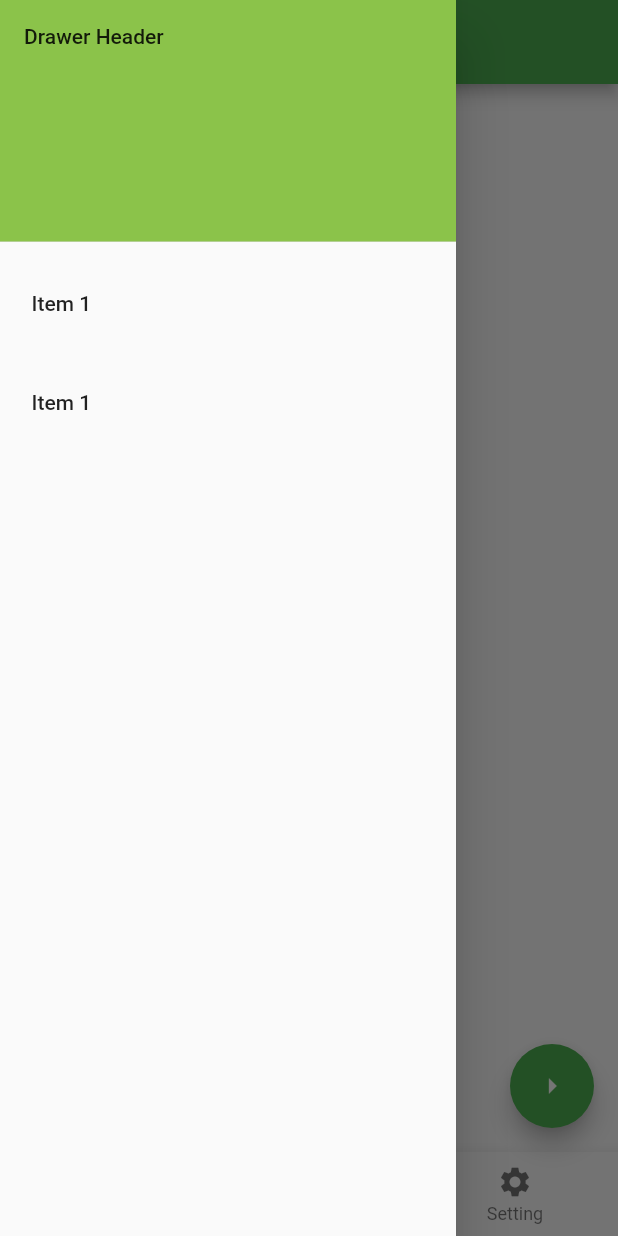
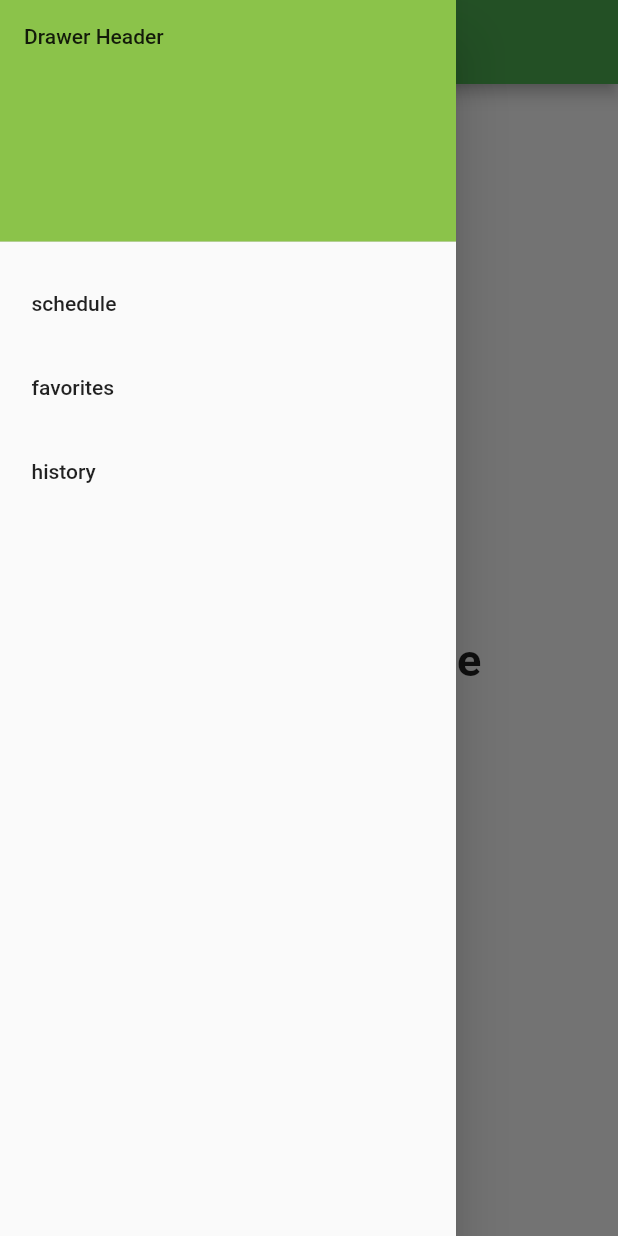
Before and after one commit to wakabayashiryo/anime_manage_app, a Flutter app: the screen it shows after launch, with the side drawer open, on a phone screen of 412 x 824 dp. Run offline on Flutter 3.47's test engine with Material 2 defaults, Android fonts, the phone set to English and light mode, and no system bars.

Commit message:
successfull implementing drawer page

```diff
--- a/anime_manage_app/lib/favorites.dart
+++ b/anime_manage_app/lib/favorites.dart
@@ -0,0 +1,21 @@
+import 'package:flutter/material.dart';
+
+class Favorites extends StatefulWidget {
+  @override
+  _FavoritesState createState() => _FavoritesState();
+}
+
+class _FavoritesState extends State<Favorites> {
+  @override
+  Widget build(BuildContext context) {
+    return Scaffold(
+      body:Center(
+        child: Text(
+          'Favorites',
+          textAlign: TextAlign.center,
+          style: TextStyle(fontSize: 30, fontWeight: FontWeight.bold),
+        ),
+      ),
+    );
+  }
+}
--- a/anime_manage_app/lib/main.dart
+++ b/anime_manage_app/lib/main.dart
@@ -1,9 +1,17 @@
 import 'package:flutter/material.dart';
 import 'history.dart';
+import 'favorites.dart';
+import 'weekly_schedule.dart';
 
 void main() => runApp(MyApp());
 
 class MyApp extends StatelessWidget {
+  final Map<String, Widget> _pagesList = {
+    'schedule': Schedule(),
+    'favorites': Favorites(),
+    'history': ViewdHistory()
+  };
+
   @override
   Widget build(BuildContext context) {
     return MaterialApp(
@@ -11,57 +19,37 @@ class MyApp extends StatelessWidget {
         theme: ThemeData(
           primarySwatch: Colors.green,
         ),
-      debugShowCheckedModeBanner :true,
-      home: MyHomePage(title: 'Ani Mane(beta)'),
-    );
+        debugShowCheckedModeBanner: true,
+        home: MyHomePage(pages: _pagesList));
   }
 }
 
 class MyHomePage extends StatefulWidget {
-  MyHomePage({Key key, this.title}) : super(key: key);
+  MyHomePage({Key key, this.pages}) : super(key: key);
 
-  final String title;
+  final Map<String, Widget> pages;
 
   @override
   _MyHomePageState createState() => _MyHomePageState();
 }
 
 class _MyHomePageState extends State<MyHomePage> {
-  int _counter = 2000;
+  Widget _showPage;
+  List<String> _pageKeyList = [];
 
-  void _incrementCounter() {
-    setState(() {
-      if (_selectedIndex < 2)
-        _selectedIndex = _selectedIndex + 1;
-      else
-        _selectedIndex = 0;
-    });
+  @override
+  void initState() {
+    // TODO: implement initState
+    _showPage = widget.pages['schedule'];
+    for (var key in widget.pages.keys) _pageKeyList.add('${key}');
+    super.initState();
   }
-
-  int _selectedIndex = 0;
-  static const TextStyle optionStyle =
-      TextStyle(fontSize: 30, fontWeight: FontWeight.bold);
-  static List<Widget> _widgetOptions = <Widget>[
-    Center(
-        child: Text(
-      'Home',
-      textAlign: TextAlign.center,
-      style: optionStyle,
-    )),
-    ViewdHistory(),
-    Center(
-        child: Text(
-      'Setting Page',
-      textAlign: TextAlign.center,
-      style: optionStyle,
-    )),
-  ];
 
   @override
   Widget build(BuildContext context) {
     return Scaffold(
       appBar: AppBar(
-        title: Text(widget.title),
+        title: Text('Anime Manager(Beta)'),
       ),
       drawer: Drawer(
         child: ListView(
@@ -73,51 +61,46 @@ class _MyHomePageState extends State<MyHomePage> {
                 color: Colors.lightGreen,
               ),
             ),
-            Padding(
+            Container(
+                height: MediaQuery.of(context).size.height * 0.25,
                 padding: EdgeInsets.all(5),
-              child: ListTile(
-                title: Text('Item 1'),
+                child: ListView.builder(
+                    itemCount: _pageKeyList.length,
+                    itemBuilder: (BuildContext context, int index) {
+                      return ListTile(
+                        title: Text('${_pageKeyList[index]}'),
                         onTap: () {
-                  // Update the state of the app.
-                  Navigator.pop(context);
+                          _selectPageTapped('${_pageKeyList[index]}');
                         },
-              ),
-            ),
-            Padding(
-              padding: EdgeInsets.all(5),
-              child: ListTile(
-                title: Text('Item 1'),
-                onTap: () {
-                  // Update the state of the app.
-                  Navigator.pop(context);
-                },
-              ),
-            )
+                      );
+                    })),
           ],
         ),
       ),
-      body: _widgetOptions.elementAt(_selectedIndex),
-      bottomNavigationBar: BottomNavigationBar(
-        items: const <BottomNavigationBarItem>[
-          BottomNavigationBarItem(icon: Icon(Icons.home_filled), label: 'Home'),
-          BottomNavigationBarItem(icon: Icon(Icons.history), label: 'History'),
-          BottomNavigationBarItem(icon: Icon(Icons.settings), label: 'Setting'),
-        ],
-        currentIndex: _selectedIndex,
-        selectedItemColor: Colors.amber,
-        onTap: _onItemTapped,
-      ),
-      floatingActionButton: FloatingActionButton(
-        onPressed: _incrementCounter,
-        tooltip: 'Increment',
-        child: Icon(Icons.arrow_right),
-      ),
+      body: _showPage,
+
+      // bottomNavigationBar: BottomNavigationBar(
+      //   items: const <BottomNavigationBarItem>[
+      //     BottomNavigationBarItem(icon: Icon(Icons.home_filled), label: 'Home'),
+      //     BottomNavigationBarItem(icon: Icon(Icons.history), label: 'History'),
+      //     BottomNavigationBarItem(icon: Icon(Icons.settings), label: 'Setting'),
+      //   ],
+      //   currentIndex: _selectedIndex,
+      //   selectedItemColor: Colors.amber,
+      //   onTap: _onItemTapped,
+      // ),
+      // floatingActionButton: FloatingActionButton(
+      //   onPressed: _incrementCounter,
+      //   tooltip: 'Increment',
+      //   child: Icon(Icons.arrow_right),
+      // ),
     );
   }
 
-  void _onItemTapped(int index) {
+  void _selectPageTapped(String index) {
     setState(() {
-      _selectedIndex = index;
+      Navigator.pop(context);
+      _showPage = widget.pages[index];
     });
   }
 } /**/
--- a/anime_manage_app/lib/weekly_schedule.dart
+++ b/anime_manage_app/lib/weekly_schedule.dart
@@ -0,0 +1,14 @@
+import 'package:flutter/material.dart';
+
+class Schedule extends StatelessWidget {
+  @override
+  Widget build(BuildContext context) {
+    return Center(
+      child: Text(
+        'Weekly Schedule',
+        textAlign: TextAlign.center,
+        style: TextStyle(fontSize: 30, fontWeight: FontWeight.bold),
+      ),
+    );
+  }
+}
```
Also changed, not shown: 1 other file. Lines whose indentation alone changed are shown as unchanged.
